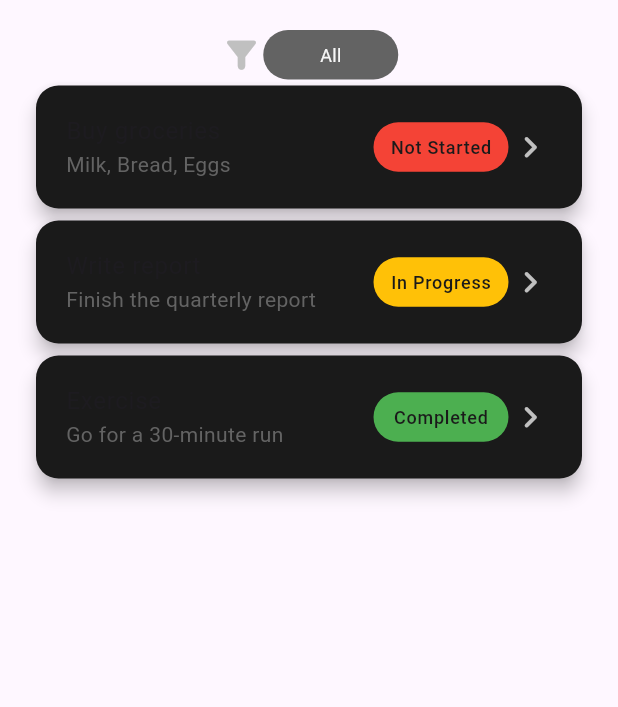
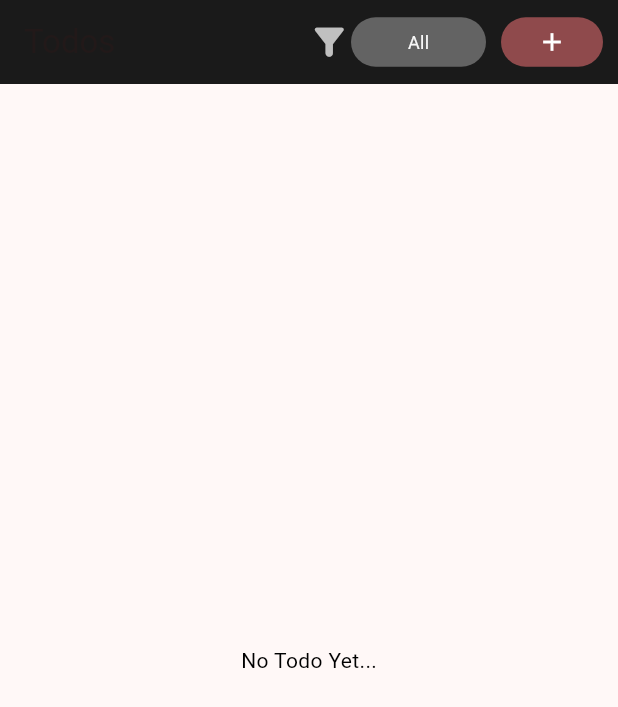
Before and after one commit to MohammedJafar72/todo_app, a Flutter app: the screen it shows after launch, on a phone screen of 412 x 824 dp. Shown: the top 707 px of the screen. Run offline on Flutter 3.47's test engine with Material 3 defaults, Android fonts, the phone set to English and light mode, and no system bars; our stand-ins replace flutter_riverpod.

Commit message:
worked on provider and adding and watching Todo changes

```diff
--- a/lib/core/themes.dart
+++ b/lib/core/themes.dart
@@ -1,9 +1,32 @@
 import 'package:flutter/material.dart';
 
 class AppTheme {
+  // static final ThemeData lightTheme = ThemeData(
+  //   brightness: Brightness.light,
+  //   primarySwatch: Colors.blue,
+  //   hintColor: Colors.blueAccent,
+  //   textTheme: const TextTheme(
+  //     displayLarge: TextStyle(color: Colors.black),
+  //     displayMedium: TextStyle(color: Colors.black),
+  //     displaySmall: TextStyle(color: Colors.black),
+  //     headlineLarge: TextStyle(color: Colors.black),
+  //     headlineMedium: TextStyle(color: Colors.black),
+  //     headlineSmall: TextStyle(color: Colors.black),
+  //     titleLarge: TextStyle(color: Colors.black),
+  //     titleMedium: TextStyle(color: Colors.black),
+  //     titleSmall: TextStyle(color: Colors.black),
+  //     bodyLarge: TextStyle(color: Colors.black),
+  //     bodyMedium: TextStyle(color: Colors.black),
+  //     bodySmall: TextStyle(color: Colors.black),
+  //     labelLarge: TextStyle(color: Colors.blue),
+  //     labelMedium: TextStyle(color: Colors.blue),
+  //     labelSmall: TextStyle(color: Colors.blueAccent),
+  //   ),
+  // );
+
   static final ThemeData lightTheme = ThemeData(
     brightness: Brightness.light,
-    primarySwatch: Colors.blue,
+    colorSchemeSeed: const Color.fromARGB(255, 210, 25, 59),
     hintColor: Colors.blueAccent,
     textTheme: const TextTheme(
       displayLarge: TextStyle(color: Colors.black),
@@ -26,7 +49,7 @@ class AppTheme {
 
   static final ThemeData darkTheme = ThemeData(
     brightness: Brightness.dark,
-    primarySwatch: Colors.blueGrey,
+    colorSchemeSeed: const Color.fromARGB(255, 210, 25, 59),
     hintColor: Colors.blueGrey[700],
     textTheme: const TextTheme(
       displayLarge: TextStyle(color: Colors.white),
--- a/lib/data/models/todo.dart
+++ b/lib/data/models/todo.dart
@@ -3,16 +3,17 @@ import 'package:uuid/uuid.dart';
 final Uuid _uuid = Uuid();
 
 class Todo {
-  final String id;
+  final String? id;
   final String title;
   final String description;
   final TodoStatus status;
 
   Todo({
-    required this.title,
+    String? id,
+    this.title = "No Title",
     this.description = "No description",
     this.status = TodoStatus.notStarted,
-  }) : id = _uuid.v4();
+  }) : id = id ?? _uuid.v4();
 }
 
 enum TodoStatus { notStarted, inProgress, completed, all }
--- /dev/null
+++ b/lib/data/providers/todo_provider.dart
@@ -0,0 +1,15 @@
+import 'package:flutter/material.dart';
+import 'package:flutter_riverpod/flutter_riverpod.dart';
+import 'package:todo_app/data/models/todo.dart';
+
+final todoProvider =
+    StateNotifierProvider<TodoNotifier, List<Todo>>((ref) => TodoNotifier());
+
+class TodoNotifier extends StateNotifier<List<Todo>> {
+  TodoNotifier() : super([]);
+
+  void addNewTodo(Todo todo) {
+    debugPrint(" ${todo.id} ${todo.title} ${todo.description} ${todo.status}");
+    state = [...state, todo];
+  }
+}
--- a/lib/presentation/screens/todo_screen.dart
+++ b/lib/presentation/screens/todo_screen.dart
@@ -1,6 +1,9 @@
 import 'package:flutter/material.dart';
+import 'package:flutter_riverpod/flutter_riverpod.dart';
 import 'package:todo_app/core/constants.dart';
 import 'package:todo_app/data/models/todo.dart';
+import 'package:todo_app/data/providers/todo_provider.dart';
+import 'package:todo_app/presentation/screens/add_todo.dart';
 import 'package:todo_app/presentation/widgets/todo_filter.dart';
 import 'package:todo_app/presentation/widgets/todo_status_widget.dart';
 
@@ -10,19 +13,46 @@ class TodoScreen extends StatelessWidget {
   @override
   Widget build(BuildContext context) {
     return Scaffold(
-      body: SafeArea(
-        child: Padding(
-          padding: const EdgeInsets.all(20.0),
-          child: Column(
-            children: [
-              TodoFilter(),
-              Expanded(
-                child: ListView.builder(
+      appBar: AppBar(
+        backgroundColor: AppColors.primary,
+        title: Text("Todos"),
+        actions: [
+          TodoFilter(),
+          Padding(
+            padding: const EdgeInsets.all(10.0),
+            child: FilledButton(
+              style: ButtonStyle(
+                minimumSize: WidgetStateProperty.all(
+                  Size(30, 33),
+                ),
+              ),
+              onPressed: () => Navigator.of(context).push(
+                MaterialPageRoute(
+                  builder: (context) => AddTodo(
+                    isNewTodo: true,
+                  ),
+                ),
+              ),
+              child: Icon(Icons.add, size: 20),
+            ),
+          ),
+        ],
+      ),
+      body: Padding(
+        padding: const EdgeInsets.symmetric(horizontal: 20, vertical: 10),
+        child: Consumer(builder: (context, ref, child) {
+          final todos = ref.watch(todoProvider);
+          return todos.isEmpty
+              ? Center(
+                  child: Text("No Todo Yet..."),
+                )
+              : ListView.builder(
                   itemCount: todos.length,
                   itemBuilder: (context, index) {
                     final Todo todo = todos[index];
                     final TodoStatus status = todo.status;
                     return Card(
+                      margin: EdgeInsets.symmetric(horizontal: 0, vertical: 5),
                       shape: RoundedRectangleBorder(
                         borderRadius: BorderRadius.circular(15),
                       ),
@@ -48,11 +78,8 @@ class TodoScreen extends StatelessWidget {
                       ),
                     );
                   },
-                ),
-              ),
-            ],
-          ),
-        ),
+                );
+        }),
       ),
     );
   }
```
Also changed, not shown: lib/main.dart (+6 -1 lines), lib/presentation/screens/add_todo.dart (added, +106 -0 lines), lib/presentation/widgets/text_form_field_widget.dart (added, +46 -0 lines).
